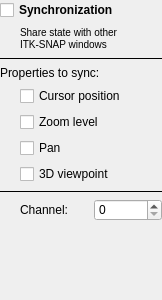
Above: GUI/Qt/Components/SynchronizationInspector.ui from pyushkevich/itksnap before the change. Below: the same form after it.
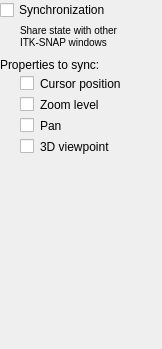
That is the form after the change.

What changed in the file:
```diff
--- a/GUI/Qt/Components/SynchronizationInspector.ui
+++ b/GUI/Qt/Components/SynchronizationInspector.ui
@@ -7,7 +7,7 @@
     <x>0</x>
     <y>0</y>
     <width>162</width>
-    <height>300</height>
+    <height>349</height>
    </rect>
   </property>
   <property name="windowTitle">
@@ -17,16 +17,30 @@
    <string notr="true">*  {
 font-size: 12px;
 }
+
+QSpinBox { font-size: 11px; }
 </string>
   </property>
   <layout class="QVBoxLayout" name="verticalLayout">
-   <property name="margin">
+   <property name="spacing">
+    <number>4</number>
+   </property>
+   <property name="leftMargin">
+    <number>0</number>
+   </property>
+   <property name="topMargin">
+    <number>0</number>
+   </property>
+   <property name="rightMargin">
+    <number>0</number>
+   </property>
+   <property name="bottomMargin">
     <number>0</number>
    </property>
    <item>
     <widget class="QCheckBox" name="chkSync">
      <property name="styleSheet">
-      <string notr="true">font-weight:bold;</string>
+      <string notr="true"/>
      </property>
      <property name="text">
       <string>Synchronization</string>
@@ -41,6 +55,9 @@
      <property name="leftMargin">
       <number>20</number>
      </property>
+     <property name="bottomMargin">
+      <number>5</number>
+     </property>
      <item>
       <widget class="QLabel" name="label">
        <property name="font">
@@ -68,19 +85,6 @@
      </item>
     </layout>
    </item>
-   <item>
-    <widget class="Line" name="line_2">
-     <property name="frameShadow">
-      <enum>QFrame::Plain</enum>
-     </property>
-     <property name="midLineWidth">
-      <number>1</number>
-     </property>
-     <property name="orientation">
-      <enum>Qt::Horizontal</enum>
-     </property>
-    </widget>
-   </item>
    <item>
     <widget class="QLabel" name="label_3">
      <property name="text">
@@ -94,9 +98,14 @@
       <bool>true</bool>
      </property>
      <property name="styleSheet">
-      <string notr="true"/>
+      <string notr="true">QCheckBox {
+  padding:0px;
+}</string>
      </property>
      <layout class="QVBoxLayout" name="verticalLayout_2">
+      <property name="spacing">
+       <number>6</number>
+      </property>
       <property name="leftMargin">
        <number>20</number>
       </property>
@@ -137,22 +146,22 @@
         </property>
        </widget>
       </item>
+      <item>
+       <spacer name="verticalSpacer_2">
+        <property name="orientation">
+         <enum>Qt::Vertical</enum>
+        </property>
+        <property name="sizeHint" stdset="0">
+         <size>
+          <width>20</width>
+          <height>2</height>
+         </size>
+        </property>
+       </spacer>
+      </item>
      </layout>
     </widget>
    </item>
-   <item>
-    <widget class="Line" name="line_3">
-     <property name="frameShadow">
-      <enum>QFrame::Plain</enum>
-     </property>
-     <property name="midLineWidth">
-      <number>1</number>
-     </property>
-     <property name="orientation">
-      <enum>Qt::Horizontal</enum>
-     </property>
-    </widget>
-   </item>
    <item>
     <widget class="QWidget" name="panelChannel" native="true">
      <layout class="QHBoxLayout" name="horizontalLayout_2">
@@ -171,32 +180,9 @@
       <property name="bottomMargin">
        <number>0</number>
       </property>
-      <item>
-       <widget class="QLabel" name="label_2">
-        <property name="text">
-         <string>Channel:</string>
-        </property>
-       </widget>
-      </item>
-      <item>
-       <widget class="QSpinBox" name="inChannel"/>
-      </item>
      </layout>
     </widget>
    </item>
-   <item>
-    <spacer name="verticalSpacer">
-     <property name="orientation">
-      <enum>Qt::Vertical</enum>
-     </property>
-     <property name="sizeHint" stdset="0">
-      <size>
-       <width>20</width>
-       <height>40</height>
-      </size>
-     </property>
-    </spacer>
-   </item>
   </layout>
  </widget>
  <resources/>
```
